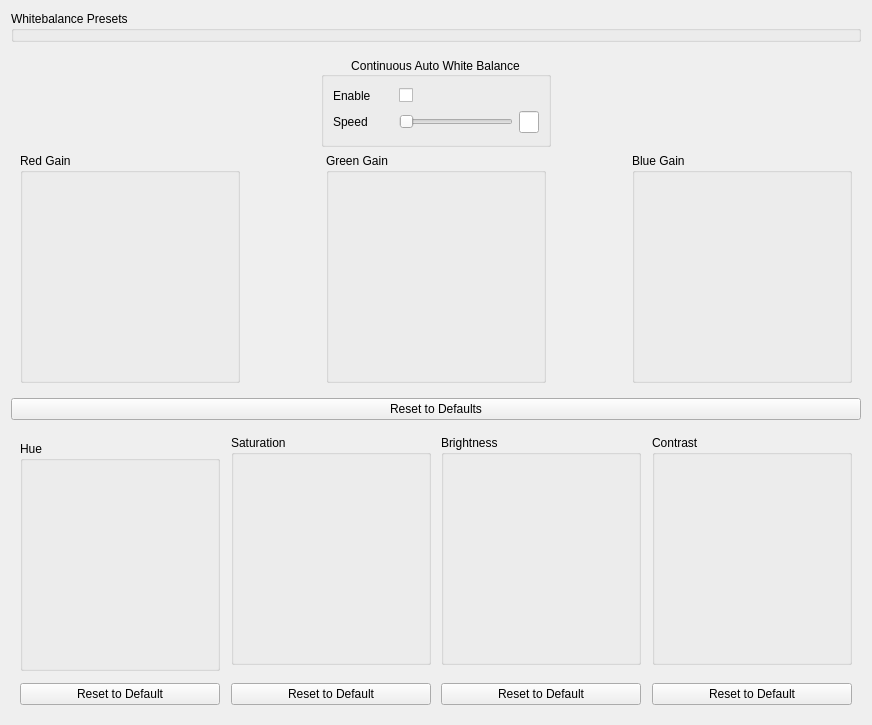
Above: dct_widgets/wbbox/wbbox.ui from KAYA-Instruments/SDI-Control-Point before the change. Below: the same form after it.
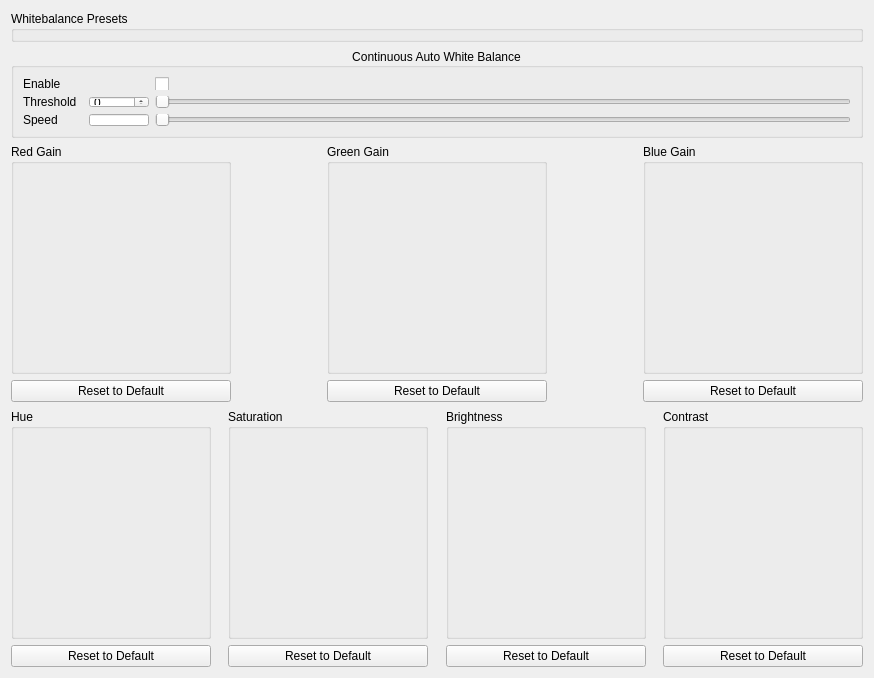
That is the form after the change. Custom widgets are drawn as their Qt base class.

Commit message:
AWB threshold feature implementation
Issue #62

Patch:
```diff
--- a/dct_widgets/wbbox/wbbox.ui
+++ b/dct_widgets/wbbox/wbbox.ui
@@ -6,8 +6,8 @@
    <rect>
     <x>0</x>
     <y>0</y>
-    <width>872</width>
-    <height>710</height>
+    <width>874</width>
+    <height>678</height>
    </rect>
   </property>
   <property name="windowTitle">
@@ -42,10 +42,18 @@
     </widget>
    </item>
    <item>
-    <widget class="QWidget" name="WbSettings" native="true">
-     <layout class="QGridLayout" name="gridLayout">
-      <item row="1" column="3">
-       <layout class="QVBoxLayout" name="verticalLayout_2">
+    <spacer name="verticalSpacer_3">
+     <property name="orientation">
+      <enum>Qt::Vertical</enum>
+     </property>
+     <property name="sizeHint" stdset="0">
+      <size>
+       <width>20</width>
+       <height>40</height>
+      </size>
+     </property>
+    </spacer>
+   </item>
         <item>
          <widget class="QGroupBox" name="gbxAwb">
           <property name="minimumSize">
@@ -57,7 +65,7 @@
           <property name="maximumSize">
            <size>
             <width>16777215</width>
-            <height>90</height>
+       <height>16777215</height>
            </size>
           </property>
           <property name="title">
@@ -66,37 +74,23 @@
           <property name="alignment">
            <set>Qt::AlignCenter</set>
           </property>
-          <layout class="QGridLayout" name="gridLayout_2">
-           <item row="0" column="1">
-            <widget class="QCheckBox" name="cbxAwbEnable">
-             <property name="focusPolicy">
-              <enum>Qt::StrongFocus</enum>
-             </property>
-             <property name="text">
-              <string/>
-             </property>
-            </widget>
-           </item>
-           <item row="0" column="0">
-            <widget class="QLabel" name="lblAwbEnable">
-             <property name="minimumSize">
-              <size>
-               <width>60</width>
-               <height>0</height>
-              </size>
-             </property>
-             <property name="maximumSize">
-              <size>
-               <width>60</width>
-               <height>16777215</height>
-              </size>
-             </property>
-             <property name="text">
-              <string>Enable</string>
-             </property>
-            </widget>
-           </item>
-           <item row="1" column="0">
+     <layout class="QVBoxLayout" name="verticalLayout_2">
+      <item>
+       <widget class="QWidget" name="AwbSettings" native="true">
+        <layout class="QGridLayout" name="gridLayout_5">
+         <property name="leftMargin">
+          <number>0</number>
+         </property>
+         <property name="topMargin">
+          <number>0</number>
+         </property>
+         <property name="rightMargin">
+          <number>0</number>
+         </property>
+         <property name="bottomMargin">
+          <number>0</number>
+         </property>
+         <item row="2" column="0">
             <widget class="QLabel" name="lblAwbSpeed">
              <property name="minimumSize">
               <size>
@@ -115,24 +109,11 @@
              </property>
             </widget>
            </item>
-           <item row="1" column="1">
-            <widget class="QSlider" name="sldAwbSpeed">
-             <property name="focusPolicy">
-              <enum>Qt::NoFocus</enum>
-             </property>
-             <property name="pageStep">
-              <number>1</number>
-             </property>
-             <property name="orientation">
-              <enum>Qt::Horizontal</enum>
-             </property>
-            </widget>
-           </item>
-           <item row="1" column="2">
+         <item row="2" column="1">
             <widget class="QLineEdit" name="letAwbSpeed">
              <property name="minimumSize">
               <size>
-               <width>20</width>
+             <width>60</width>
                <height>0</height>
               </size>
              </property>
@@ -153,23 +134,169 @@
              </property>
             </widget>
            </item>
-          </layout>
-         </widget>
-        </item>
-        <item>
-         <spacer name="verticalSpacer_4">
+         <item row="2" column="2">
+          <widget class="QSlider" name="sldAwbSpeed">
+           <property name="focusPolicy">
+            <enum>Qt::NoFocus</enum>
+           </property>
+           <property name="pageStep">
+            <number>1</number>
+           </property>
+           <property name="orientation">
+            <enum>Qt::Horizontal</enum>
+           </property>
+          </widget>
+         </item>
+         <item row="1" column="2">
+          <widget class="QSlider" name="sldAwbThreshold">
+           <property name="focusPolicy">
+            <enum>Qt::NoFocus</enum>
+           </property>
+           <property name="maximum">
+            <number>4095</number>
+           </property>
+           <property name="pageStep">
+            <number>1</number>
+           </property>
           <property name="orientation">
-           <enum>Qt::Vertical</enum>
-          </property>
-          <property name="sizeHint" stdset="0">
+            <enum>Qt::Horizontal</enum>
+           </property>
+          </widget>
+         </item>
+         <item row="1" column="1">
+          <widget class="QSpinBox" name="sbxAwbThreshold">
+           <property name="minimumSize">
            <size>
-            <width>20</width>
+             <width>60</width>
             <height>0</height>
            </size>
           </property>
-         </spacer>
-        </item>
+           <property name="maximum">
+            <number>4095</number>
+           </property>
+          </widget>
+         </item>
+         <item row="1" column="0">
+          <widget class="QLabel" name="lblThreshold">
+           <property name="minimumSize">
+            <size>
+             <width>60</width>
+             <height>0</height>
+            </size>
+           </property>
+           <property name="maximumSize">
+            <size>
+             <width>60</width>
+             <height>16777215</height>
+            </size>
+           </property>
+           <property name="text">
+            <string>Threshold</string>
+           </property>
+          </widget>
+         </item>
+         <item row="0" column="2">
+          <widget class="QCheckBox" name="cbxAwbEnable">
+           <property name="focusPolicy">
+            <enum>Qt::StrongFocus</enum>
+           </property>
+           <property name="text">
+            <string/>
+           </property>
+          </widget>
+         </item>
+         <item row="0" column="0">
+          <widget class="QLabel" name="lblAwbEnable">
+           <property name="minimumSize">
+            <size>
+             <width>60</width>
+             <height>0</height>
+            </size>
+           </property>
+           <property name="maximumSize">
+            <size>
+             <width>60</width>
+             <height>16777215</height>
+            </size>
+           </property>
+           <property name="text">
+            <string>Enable</string>
+           </property>
+          </widget>
+         </item>
+        </layout>
+       </widget>
+      </item>
+     </layout>
+    </widget>
+   </item>
         <item>
+    <widget class="QWidget" name="WbSettings" native="true">
+     <layout class="QGridLayout" name="gridLayout">
+      <property name="leftMargin">
+       <number>0</number>
+      </property>
+      <property name="topMargin">
+       <number>0</number>
+      </property>
+      <property name="rightMargin">
+       <number>0</number>
+      </property>
+      <property name="bottomMargin">
+       <number>0</number>
+      </property>
+      <item row="2" column="0">
+       <widget class="QPushButton" name="whiteBalanceRedResetButton">
+        <property name="text">
+         <string>Reset to Default</string>
+        </property>
+       </widget>
+      </item>
+      <item row="1" column="8">
+       <layout class="QVBoxLayout" name="verticalLayout_4">
+        <item>
+         <widget class="SingleChannelKnobBox" name="BlueGain">
+          <property name="minimumSize">
+           <size>
+            <width>220</width>
+            <height>230</height>
+           </size>
+          </property>
+          <property name="maximumSize">
+           <size>
+            <width>220</width>
+            <height>230</height>
+           </size>
+          </property>
+          <property name="focusPolicy">
+           <enum>Qt::TabFocus</enum>
+          </property>
+          <property name="toolTip">
+           <string/>
+          </property>
+          <property name="whatsThis">
+           <string/>
+          </property>
+          <property name="title">
+           <string>Blue Gain</string>
+          </property>
+          <property name="maxRounds" stdset="0">
+           <number>4</number>
+          </property>
+          <property name="maxAngle" stdset="0">
+           <number>180</number>
+          </property>
+          <property name="needleImage" stdset="0">
+           <pixmap resource="../../resource/resource.qrc">:/images/needle/dial-pointer.png</pixmap>
+          </property>
+          <property name="backgroundImage" stdset="0">
+           <pixmap resource="../../resource/resource.qrc">:/images/back/dial-back-blue_full.png</pixmap>
+          </property>
+         </widget>
+        </item>
+       </layout>
+      </item>
+      <item row="1" column="3">
          <layout class="QHBoxLayout" name="horizontalLayout">
           <item>
            <widget class="SingleChannelKnobBox" name="GreenGain">
@@ -216,49 +343,8 @@
           </item>
          </layout>
         </item>
-       </layout>
-      </item>
-      <item row="1" column="5">
-       <spacer name="horizontalSpacer_4">
-        <property name="orientation">
-         <enum>Qt::Horizontal</enum>
-        </property>
-        <property name="sizeHint" stdset="0">
-         <size>
-          <width>40</width>
-          <height>20</height>
-         </size>
-        </property>
-       </spacer>
-      </item>
-      <item row="1" column="2">
-       <spacer name="horizontalSpacer_3">
-        <property name="orientation">
-         <enum>Qt::Horizontal</enum>
-        </property>
-        <property name="sizeHint" stdset="0">
-         <size>
-          <width>40</width>
-          <height>20</height>
-         </size>
-        </property>
-       </spacer>
-      </item>
       <item row="1" column="0">
        <layout class="QVBoxLayout" name="verticalLayout_3">
-        <item>
-         <spacer name="verticalSpacer_2">
-          <property name="orientation">
-           <enum>Qt::Vertical</enum>
-          </property>
-          <property name="sizeHint" stdset="0">
-           <size>
-            <width>20</width>
-            <height>0</height>
-           </size>
-          </property>
-         </spacer>
-        </item>
         <item>
          <widget class="SingleChannelKnobBox" name="RedGain">
           <property name="minimumSize">
@@ -301,10 +387,51 @@
         </item>
        </layout>
       </item>
-      <item row="1" column="7">
-       <layout class="QVBoxLayout" name="verticalLayout_4">
+      <item row="1" column="1">
+       <spacer name="horizontalSpacer_3">
+        <property name="orientation">
+         <enum>Qt::Horizontal</enum>
+        </property>
+        <property name="sizeHint" stdset="0">
+         <size>
+          <width>40</width>
+          <height>20</height>
+         </size>
+        </property>
+       </spacer>
+      </item>
+      <item row="1" column="4">
+       <spacer name="horizontalSpacer_4">
+        <property name="orientation">
+         <enum>Qt::Horizontal</enum>
+        </property>
+        <property name="sizeHint" stdset="0">
+         <size>
+          <width>40</width>
+          <height>20</height>
+         </size>
+        </property>
+       </spacer>
+      </item>
+      <item row="2" column="3">
+       <widget class="QPushButton" name="whiteBalanceGreenResetButton">
+        <property name="text">
+         <string>Reset to Default</string>
+        </property>
+       </widget>
+      </item>
+      <item row="2" column="8">
+       <widget class="QPushButton" name="whiteBalanceBlueResetButton">
+        <property name="text">
+         <string>Reset to Default</string>
+        </property>
+       </widget>
+      </item>
+     </layout>
+    </widget>
+   </item>
         <item>
-         <spacer name="verticalSpacer_3">
+    <spacer name="verticalSpacer_2">
           <property name="orientation">
            <enum>Qt::Vertical</enum>
           </property>
@@ -315,122 +442,23 @@
            </size>
           </property>
          </spacer>
-        </item>
-        <item>
-         <widget class="SingleChannelKnobBox" name="BlueGain">
-          <property name="minimumSize">
-           <size>
-            <width>220</width>
-            <height>230</height>
-           </size>
-          </property>
-          <property name="maximumSize">
-           <size>
-            <width>220</width>
-            <height>230</height>
-           </size>
-          </property>
-          <property name="focusPolicy">
-           <enum>Qt::TabFocus</enum>
-          </property>
-          <property name="toolTip">
-           <string/>
-          </property>
-          <property name="whatsThis">
-           <string/>
-          </property>
-          <property name="title">
-           <string>Blue Gain</string>
-          </property>
-          <property name="maxRounds" stdset="0">
-           <number>4</number>
-          </property>
-          <property name="maxAngle" stdset="0">
-           <number>180</number>
-          </property>
-          <property name="needleImage" stdset="0">
-           <pixmap resource="../../resource/resource.qrc">:/images/needle/dial-pointer.png</pixmap>
-          </property>
-          <property name="backgroundImage" stdset="0">
-           <pixmap resource="../../resource/resource.qrc">:/images/back/dial-back-blue_full.png</pixmap>
-          </property>
-         </widget>
-        </item>
-       </layout>
-      </item>
-     </layout>
-    </widget>
-   </item>
-   <item>
-    <widget class="QPushButton" name="whiteBalanceResetButton">
-     <property name="text">
-      <string>Reset to Defaults</string>
-     </property>
-    </widget>
    </item>
    <item>
     <widget class="QWidget" name="PostSettings" native="true">
      <layout class="QGridLayout" name="gridLayout_3">
-      <item row="0" column="4">
-       <widget class="SingleChannelKnobBox" name="Brightness">
-        <property name="minimumSize">
-         <size>
-          <width>200</width>
-          <height>230</height>
-         </size>
-        </property>
-        <property name="maximumSize">
-         <size>
-          <width>200</width>
-          <height>230</height>
-         </size>
-        </property>
-        <property name="focusPolicy">
-         <enum>Qt::TabFocus</enum>
-        </property>
-        <property name="toolTip">
-         <string/>
-        </property>
-        <property name="whatsThis">
-         <string/>
-        </property>
-        <property name="title">
-         <string>Brightness</string>
-        </property>
-        <property name="minimum" stdset="0">
-         <number>-128</number>
-        </property>
-        <property name="maximum" stdset="0">
-         <number>127</number>
-        </property>
-        <property name="comma" stdset="0">
+      <property name="leftMargin">
+       <number>0</number>
+      </property>
+      <property name="topMargin">
+       <number>0</number>
+      </property>
+      <property name="rightMargin">
+       <number>0</number>
+      </property>
+      <property name="bottomMargin">
          <number>0</number>
         </property>
-        <property name="maxAngle" stdset="0">
-         <number>150</number>
-        </property>
-        <property name="needleImage" stdset="0">
-         <pixmap resource="../../resource/resource.qrc">:/images/needle/dial-pointer.png</pixmap>
-        </property>
-        <property name="backgroundImage" stdset="0">
-         <pixmap resource="../../resource/resource.qrc">:/images/back/dial-back-gray.png</pixmap>
-        </property>
-       </widget>
-      </item>
-      <item row="0" column="3">
-       <spacer name="hs_4">
-        <property name="orientation">
-         <enum>Qt::Horizontal</enum>
-        </property>
-        <property name="sizeHint" stdset="0">
-         <size>
-          <width>40</width>
-          <height>20</height>
-         </size>
-        </property>
-       </spacer>
-      </item>
-      <item row="0" column="6">
+      <item row="1" column="7">
        <widget class="SingleChannelKnobBox" name="Contrast">
         <property name="minimumSize">
          <size>
@@ -473,7 +501,7 @@
         </property>
        </widget>
       </item>
-      <item row="0" column="2">
+      <item row="1" column="3">
        <widget class="SingleChannelKnobBox" name="Saturation">
         <property name="minimumSize">
          <size>
@@ -516,7 +544,74 @@
         </property>
        </widget>
       </item>
-      <item row="0" column="5">
+      <item row="1" column="5">
+       <widget class="SingleChannelKnobBox" name="Brightness">
+        <property name="minimumSize">
+         <size>
+          <width>200</width>
+          <height>230</height>
+         </size>
+        </property>
+        <property name="maximumSize">
+         <size>
+          <width>200</width>
+          <height>230</height>
+         </size>
+        </property>
+        <property name="focusPolicy">
+         <enum>Qt::TabFocus</enum>
+        </property>
+        <property name="toolTip">
+         <string/>
+        </property>
+        <property name="whatsThis">
+         <string/>
+        </property>
+        <property name="title">
+         <string>Brightness</string>
+        </property>
+        <property name="minimum" stdset="0">
+         <number>-128</number>
+        </property>
+        <property name="maximum" stdset="0">
+         <number>127</number>
+        </property>
+        <property name="comma" stdset="0">
+         <number>0</number>
+        </property>
+        <property name="maxAngle" stdset="0">
+         <number>150</number>
+        </property>
+        <property name="needleImage" stdset="0">
+         <pixmap resource="../../resource/resource.qrc">:/images/needle/dial-pointer.png</pixmap>
+        </property>
+        <property name="backgroundImage" stdset="0">
+         <pixmap resource="../../resource/resource.qrc">:/images/back/dial-back-gray.png</pixmap>
+        </property>
+       </widget>
+      </item>
+      <item row="2" column="5">
+       <widget class="QPushButton" name="brightnessResetButton">
+        <property name="text">
+         <string>Reset to Default</string>
+        </property>
+       </widget>
+      </item>
+      <item row="2" column="3">
+       <widget class="QPushButton" name="saturationResetButton">
+        <property name="text">
+         <string>Reset to Default</string>
+        </property>
+       </widget>
+      </item>
+      <item row="2" column="0">
+       <widget class="QPushButton" name="hueResetButton">
+        <property name="text">
+         <string>Reset to Default</string>
+        </property>
+       </widget>
+      </item>
+      <item row="1" column="6">
        <spacer name="hs_5">
         <property name="orientation">
          <enum>Qt::Horizontal</enum>
@@ -529,7 +624,7 @@
         </property>
        </spacer>
       </item>
-      <item row="0" column="0" rowspan="3">
+      <item row="1" column="0">
        <widget class="SingleChannelKnobBox" name="Hue">
         <property name="minimumSize">
          <size>
@@ -555,11 +650,8 @@
         <property name="title">
          <string>Hue</string>
         </property>
-        <property name="minimum" stdset="0">
-         <number>-128</number>
-        </property>
         <property name="maximum" stdset="0">
-         <number>127</number>
+         <number>255</number>
         </property>
         <property name="comma" stdset="0">
          <number>7</number>
@@ -578,7 +670,7 @@
         </property>
        </widget>
       </item>
-      <item row="0" column="1">
+      <item row="1" column="1">
        <spacer name="hs_3">
         <property name="orientation">
          <enum>Qt::Horizontal</enum>
@@ -591,28 +683,20 @@
         </property>
        </spacer>
       </item>
-      <item row="3" column="0">
-       <widget class="QPushButton" name="hueResetButton">
-        <property name="text">
-         <string>Reset to Default</string>
+      <item row="1" column="4">
+       <spacer name="hs_4">
+        <property name="orientation">
+         <enum>Qt::Horizontal</enum>
         </property>
-       </widget>
-      </item>
-      <item row="3" column="2">
-       <widget class="QPushButton" name="saturationResetButton">
-        <property name="text">
-         <string>Reset to Default</string>
+        <property name="sizeHint" stdset="0">
+         <size>
+          <width>40</width>
+          <height>20</height>
+         </size>
         </property>
-       </widget>
+       </spacer>
       </item>
-      <item row="3" column="4">
-       <widget class="QPushButton" name="brightnessResetButton">
-        <property name="text">
-         <string>Reset to Default</string>
-        </property>
-       </widget>
-      </item>
-      <item row="3" column="6">
+      <item row="2" column="7">
        <widget class="QPushButton" name="contrastResetButton">
         <property name="text">
          <string>Reset to Default</string>
```
Left out of the diff: 8 changed lines with no effect on the pictures. Lines whose indentation alone changed are shown as unchanged. The commit also changes 8 other files.
